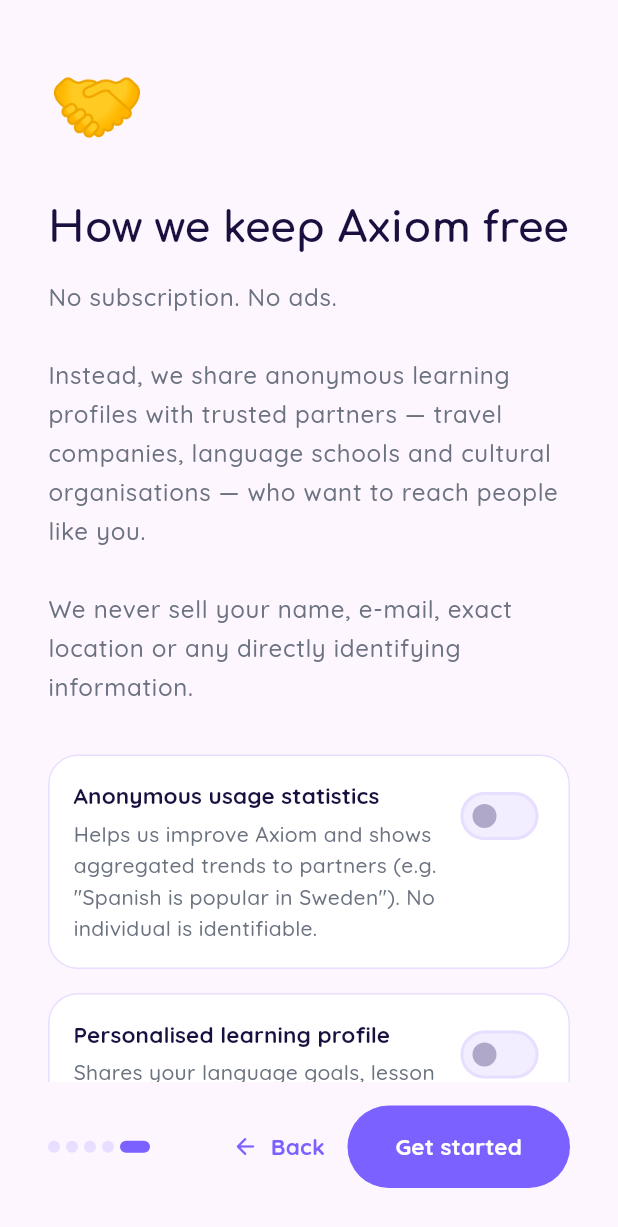
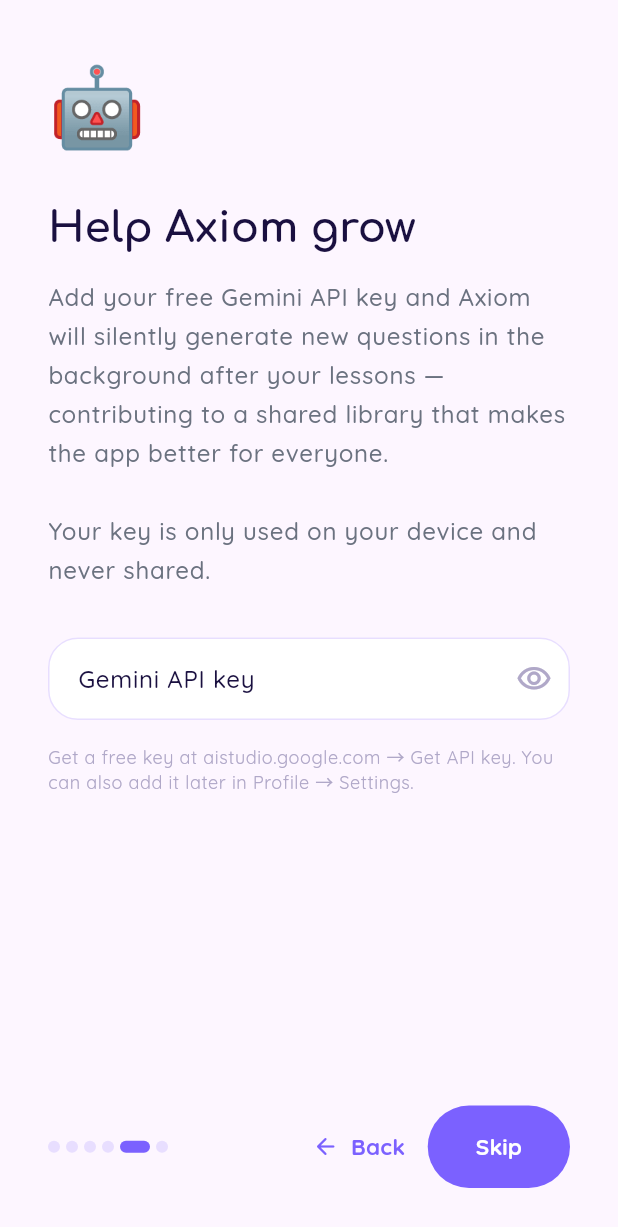
Before and after one commit to emilolofandreasson/Axiom, a Flutter app: the OnboardingScreen screen opened directly, swiped to page 5, on a phone screen of 412 x 824 dp. Shown: the top 1227 px of the screen. Run offline on Flutter 3.47's test engine with Material 3 defaults, Android fonts, the phone set to English and light mode, and no system bars; drawn by our look-alikes of flutter_animate; our stand-ins replace flutter_riverpod, flutter_secure_storage, google_fonts, image_picker, shared_preferences, speech_to_text and 1 more; missing offline and left inert: flick_sdk; accounts and stored records are empty.

Commit message:
feat: Gemini crowdsourcing — onboarding key + background question contribution
- New onboarding page (step 5/6): optional Gemini API key input
  Saved via ApiKeyService (secure storage + Supabase users.gemini_key)
  Button shows "Skip" to make it clearly optional

- QuestionContributorService: fire-and-forget background generation
  Loads user's Gemini key from secure storage after each completed lesson
  Generates 8 questions (60% MC, 40% word-order) via GeminiBridge+proxy
  Saves directly to global_questions in Supabase
  Silent on error — never interrupts the user experience

- lesson_provider._completeLesson(): triggers contributor automatically
  Resolves language name from kLanguages for the prompt context

Co-Authored-By: Claude Sonnet 4.6 <noreply@anthropic.com>

```diff
--- a/lib/main.dart
+++ b/lib/main.dart
@@ -17,12 +17,14 @@ import 'services/auth_service.dart';
 import 'services/supabase_sync_service.dart';
 import 'services/lesson_generator.dart';
 import 'services/puzzle_generator_service.dart';
+import 'services/question_contributor_service.dart';
 import 'services/question_library_service.dart';
 
-final authService       = AuthService(hmacSalt: Env.hmacSalt);
-final apiKeyService     = ApiKeyService();
-final questionLibrary   = QuestionLibraryService();
-bool onboardingDone     = false;
+final authService          = AuthService(hmacSalt: Env.hmacSalt);
+final apiKeyService        = ApiKeyService();
+final questionLibrary      = QuestionLibraryService();
+final questionContributor  = QuestionContributorService(library: questionLibrary);
+bool onboardingDone        = false;
 DateTime _sessionStartedAt = DateTime.now();
 
 // Non-final — updated by ApiKeyService when user saves/removes their key.
--- a/lib/models/user_profile.dart
+++ b/lib/models/user_profile.dart
@@ -10,6 +10,7 @@ class UserProfile {
     this.photoUrl,
     this.totalXp        = 0,
     this.streakCount    = 0,
+    this.geminiApiKey,
     // Persona fields (DataSteve — partner targeting signals)
     this.motivation,
     this.learningGoal,
@@ -26,6 +27,8 @@ class UserProfile {
   final String? photoUrl;
   final int     totalXp;
   final int     streakCount;
+  /// User's own Gemini API key — used to contribute questions to global_questions.
+  final String? geminiApiKey;
 
   /// Why they're learning: travel | work | family | culture | fun
   final String?       motivation;
@@ -47,6 +50,7 @@ class UserProfile {
     String? photoUrl,
     int?    totalXp,
     int?    streakCount,
+    String?      geminiApiKey,
     String?      motivation,
     String?      learningGoal,
     List<String>? interests,
@@ -61,6 +65,7 @@ class UserProfile {
     photoUrl:       photoUrl       ?? this.photoUrl,
     totalXp:        totalXp        ?? this.totalXp,
     streakCount:    streakCount    ?? this.streakCount,
+    geminiApiKey:   geminiApiKey   ?? this.geminiApiKey,
     motivation:     motivation     ?? this.motivation,
     learningGoal:   learningGoal   ?? this.learningGoal,
     interests:      interests      ?? this.interests,
@@ -78,6 +83,7 @@ class UserProfile {
         photoUrl:       data['photo_url']       as String?,
         totalXp:        data['total_xp']        as int?    ?? 0,
         streakCount:    data['streak_count']    as int?    ?? 0,
+        geminiApiKey:   data['gemini_key']       as String?,
         motivation:     data['motivation']      as String?,
         learningGoal:   data['learning_goal']   as String?,
         interests:      (data['interests']      as List?)?.cast<String>() ?? [],
@@ -90,12 +96,13 @@ class UserProfile {
     'name':            name,
     'bio':             bio,
     'native_language': nativeLanguage,
-    if (photoUrl    != null) 'photo_url':     photoUrl,
-    if (motivation  != null) 'motivation':    motivation,
-    if (learningGoal!= null) 'learning_goal': learningGoal,
+    if (photoUrl      != null) 'photo_url':      photoUrl,
+    if (geminiApiKey  != null) 'gemini_key':     geminiApiKey,
+    if (motivation    != null) 'motivation':     motivation,
+    if (learningGoal  != null) 'learning_goal':  learningGoal,
     'interests':       interests,
-    if (country     != null) 'country':       country,
-    if (birthYear   != null) 'birth_year':    birthYear,
-    if (availability!= null) 'availability':  availability,
+    if (country       != null) 'country':        country,
+    if (birthYear     != null) 'birth_year':     birthYear,
+    if (availability  != null) 'availability':   availability,
   };
 }
--- a/lib/screens/onboarding_screen.dart
+++ b/lib/screens/onboarding_screen.dart
@@ -1,3 +1,5 @@
+import 'dart:async' show unawaited;
+
 import 'package:flutter/gestures.dart';
 import 'package:flutter/material.dart';
 import 'package:flutter_riverpod/flutter_riverpod.dart';
@@ -9,6 +11,7 @@ import '../core/theme/app_theme.dart';
 import '../models/language.dart';
 import '../providers/daily_goal_provider.dart';
 import '../providers/language_provider.dart';
+import '../services/api_key_service.dart';
 import 'main_screen.dart';
 
 // Current privacy policy version — bump when policy changes.
@@ -32,6 +35,9 @@ class _OnboardingScreenState extends ConsumerState<OnboardingScreen> {
   // Daily goal — user picks in onboarding step 4.
   int _selectedGoalXp = kDefaultDailyXpGoal;
 
+  // Gemini API key — optional, used for contributing questions.
+  String _geminiApiKey = '';
+
   @override
   void dispose() {
     _pageController.dispose();
@@ -39,7 +45,7 @@ class _OnboardingScreenState extends ConsumerState<OnboardingScreen> {
   }
 
   void _next() {
-    if (_currentPage < 4) {
+    if (_currentPage < 5) {
       _pageController.nextPage(duration: 350.ms, curve: Curves.easeInOut);
     } else {
       _finish();
@@ -62,6 +68,11 @@ class _OnboardingScreenState extends ConsumerState<OnboardingScreen> {
 
     // Persist chosen daily goal.
     await ref.read(dailyGoalProvider.notifier).setGoal(_selectedGoalXp);
+
+    // Save Gemini API key via ApiKeyService (secure storage + Supabase sync).
+    if (_geminiApiKey.trim().isNotEmpty) {
+      unawaited(ApiKeyService().saveKey(_geminiApiKey.trim()));
+    }
 
     // Analytics + consent log (non-blocking).
     _logConsentToSupabase();
@@ -125,6 +136,9 @@ class _OnboardingScreenState extends ConsumerState<OnboardingScreen> {
                     selectedGoalXp: _selectedGoalXp,
                     onGoalSelected: (v) => setState(() => _selectedGoalXp = v),
                   ),
+                  _GeminiKeyPage(
+                    onKeyChanged: (v) => setState(() => _geminiApiKey = v),
+                  ),
                   _ConsentPage(
                     consentAnonymous: _consentAnonymous,
                     consentPartner:   _consentPartner,
@@ -135,10 +149,11 @@ class _OnboardingScreenState extends ConsumerState<OnboardingScreen> {
               ),
             ),
             _BottomBar(
-              currentPage: _currentPage,
-              totalPages:  5,
-              onContinue:  _next,
-              onBack:      _prev,
+              currentPage:    _currentPage,
+              totalPages:     6,
+              onContinue:     _next,
+              onBack:         _prev,
+              continueLabel:  _currentPage == 4 ? 'Skip' : null,
             ),
           ],
         ),
@@ -488,6 +503,94 @@ class _DailyGoalPage extends StatelessWidget {
 }
 
 // ---------------------------------------------------------------------------
+// Gemini API key page (optional)
+// ---------------------------------------------------------------------------
+
+class _GeminiKeyPage extends StatefulWidget {
+  const _GeminiKeyPage({required this.onKeyChanged});
+
+  final ValueChanged<String> onKeyChanged;
+
+  @override
+  State<_GeminiKeyPage> createState() => _GeminiKeyPageState();
+}
+
+class _GeminiKeyPageState extends State<_GeminiKeyPage> {
+  final _controller = TextEditingController();
+  bool _obscure = true;
+
+  @override
+  void dispose() {
+    _controller.dispose();
+    super.dispose();
+  }
+
+  @override
+  Widget build(BuildContext context) {
+    return SingleChildScrollView(
+      padding: const EdgeInsets.fromLTRB(
+        FlickSpacing.xl, FlickSpacing.xl, FlickSpacing.xl, FlickSpacing.md),
+      child: Column(
+        crossAxisAlignment: CrossAxisAlignment.start,
+        children: [
+          const Text('🤖', style: TextStyle(fontSize: 52))
+              .animate().fadeIn(duration: 300.ms),
+          const SizedBox(height: FlickSpacing.lg),
+          Text(
+            'Help Axiom grow',
+            style: Theme.of(context).textTheme.displaySmall,
+          ).animate().fadeIn(delay: 80.ms, duration: 350.ms),
+          const SizedBox(height: FlickSpacing.md),
+          Text(
+            'Add your free Gemini API key and Axiom will silently generate '
+            'new questions in the background after your lessons — contributing '
+            'to a shared library that makes the app better for everyone.\n\n'
+            'Your key is only used on your device and never shared.',
+            style: Theme.of(context).textTheme.bodyLarge!.copyWith(
+                  color: FlickColors.textSecondary, height: 1.6),
+          ).animate().fadeIn(delay: 160.ms, duration: 350.ms),
+          const SizedBox(height: FlickSpacing.xl),
+          TextField(
+            controller: _controller,
+            obscureText: _obscure,
+            onChanged: widget.onKeyChanged,
+            style: Theme.of(context).textTheme.bodyMedium,
+            decoration: InputDecoration(
+              labelText: 'Gemini API key',
+              hintText: 'AIza...',
+              filled: true,
+              fillColor: FlickColors.surface,
+              border: OutlineInputBorder(
+                borderRadius: const BorderRadius.all(FlickRadius.lg),
+                borderSide: const BorderSide(color: FlickColors.border),
+              ),
+              enabledBorder: OutlineInputBorder(
+                borderRadius: const BorderRadius.all(FlickRadius.lg),
+                borderSide: const BorderSide(color: FlickColors.border),
+              ),
+              suffixIcon: IconButton(
+                icon: Icon(
+                  _obscure ? Icons.visibility_outlined : Icons.visibility_off_outlined,
+                  color: FlickColors.textMuted,
+                ),
+                onPressed: () => setState(() => _obscure = !_obscure),
+              ),
+            ),
+          ).animate().fadeIn(delay: 240.ms, duration: 350.ms),
+          const SizedBox(height: FlickSpacing.md),
+          Text(
+            'Get a free key at aistudio.google.com → Get API key. '
+            'You can also add it later in Profile → Settings.',
+            style: Theme.of(context).textTheme.bodySmall!.copyWith(
+                  color: FlickColors.textMuted),
+          ).animate().fadeIn(delay: 300.ms, duration: 350.ms),
+        ],
+      ),
+    );
+  }
+}
+
+// ---------------------------------------------------------------------------
 // Consent page
 // ---------------------------------------------------------------------------
 
@@ -676,12 +779,14 @@ class _BottomBar extends StatelessWidget {
     required this.totalPages,
     required this.onContinue,
     this.onBack,
+    this.continueLabel,
   });
 
   final int currentPage;
   final int totalPages;
   final VoidCallback onContinue;
   final VoidCallback? onBack;
+  final String? continueLabel;
 
   @override
   Widget build(BuildContext context) {
@@ -722,7 +827,10 @@ class _BottomBar extends StatelessWidget {
                 ).animate().fadeIn(),
               ElevatedButton(
                 onPressed: onContinue,
-                child: Text(currentPage == totalPages - 1 ? 'Get started' : 'Continue'),
+                child: Text(
+                  continueLabel ??
+                  (currentPage == totalPages - 1 ? 'Get started' : 'Continue'),
+                ),
               ),
             ],
           ),
```
Also changed, not shown: lib/providers/lesson_provider.dart (+13 -1 lines), lib/services/question_contributor_service.dart (added, +157 -0 lines), .claude/settings.local.json.
